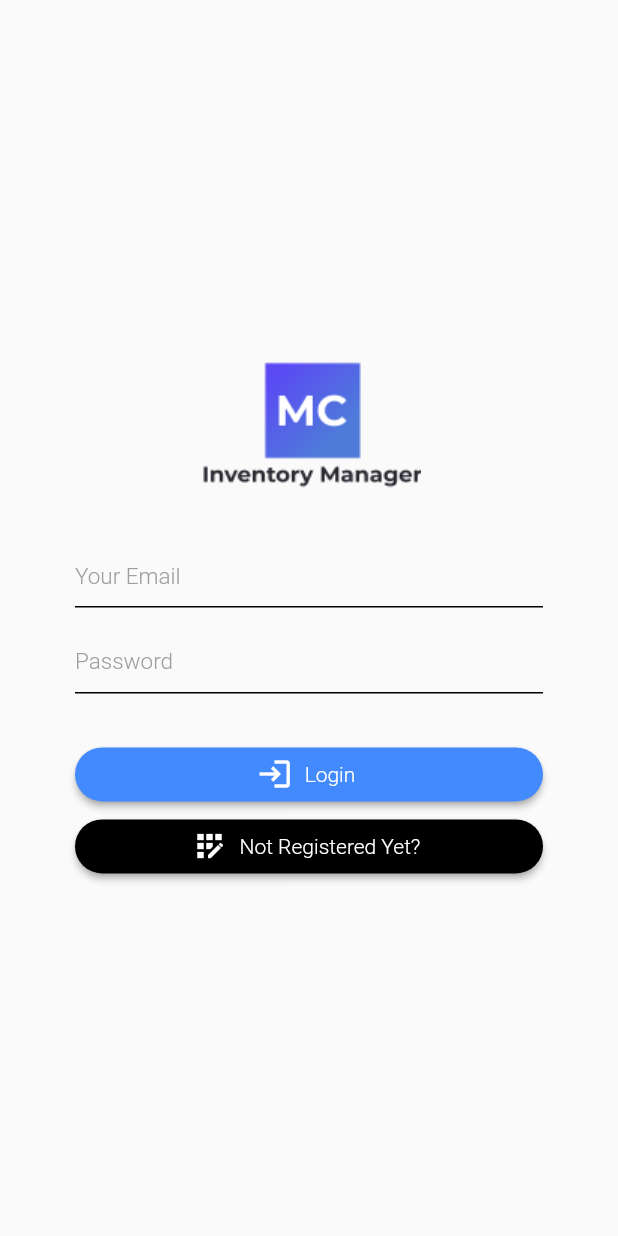
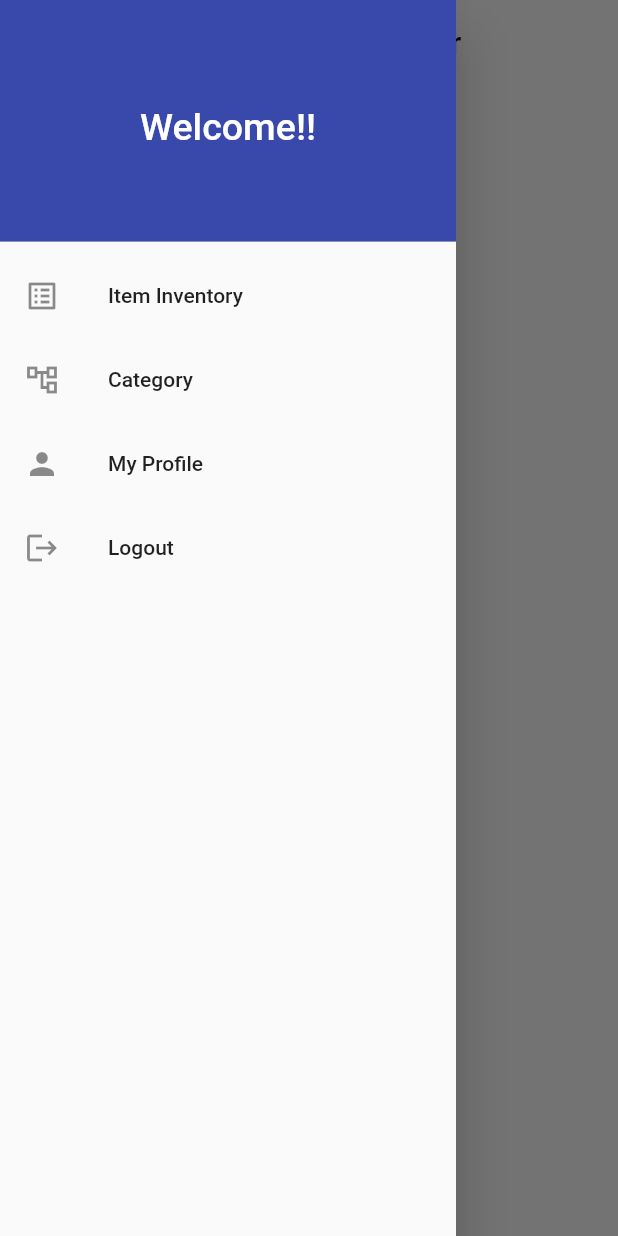
Before and after one commit to FS-Dev-Haus/mcmobapp, a Flutter app: the screen it shows after launch, with the side drawer open (before the commit the screen has no drawer), on a phone screen of 412 x 824 dp. Run offline on Flutter 3.47's test engine with Material 2 defaults, Android fonts, the phone set to English and light mode, and no system bars; our stand-ins replace device_info, shared_preferences.

Commit message:
Design side navbar layout

```diff
--- a/lib/main.dart
+++ b/lib/main.dart
@@ -1,5 +1,6 @@
 import 'package:flutter/material.dart';
 import 'package:mcmobapp/pages/auth/login.dart';
+import 'package:mcmobapp/pages/dashboard/dashboard.dart';
 
 void main() {
   runApp(MyApp());
@@ -15,7 +16,7 @@ class MyApp extends StatelessWidget {
         primaryColor: Colors.white,
         primarySwatch: Colors.blue,
       ),
-      home: LoginForm(),
+      home: DashboardApp(),
     );
   }
 }
--- a/lib/pages/dashboard/dashboard.dart
+++ b/lib/pages/dashboard/dashboard.dart
@@ -0,0 +1,40 @@
+import 'package:flutter/material.dart';
+import 'package:mcmobapp/pages/layouts/sidedrawer.dart';
+
+class DashboardApp extends StatelessWidget {
+  @override
+  Widget build(BuildContext context) {
+    return MaterialApp(
+      home: Dashboard(),
+    );
+  }
+}
+
+class Dashboard extends StatefulWidget {
+  const Dashboard({ Key? key }) : super(key: key);
+
+  @override
+  _DashboardState createState() => _DashboardState();
+}
+
+class _DashboardState extends State<Dashboard> {
+  @override
+  Widget build(BuildContext context) {
+    return Scaffold(
+      drawer: SideDrawer(),
+      appBar: AppBar(
+        iconTheme: IconThemeData(color: Colors.black),
+        elevation: 0,
+        title: Text(
+          'MC Inventory Manager',
+          style: TextStyle(color: Colors.black),
+        ),
+        centerTitle: true,
+        backgroundColor: Colors.transparent,
+      ),
+      body: Center(
+        child: Text('Dashboard'),
+      ),
+    );
+  }
+}
--- /dev/null
+++ b/lib/pages/layouts/sidedrawer.dart
@@ -0,0 +1,50 @@
+import 'package:flutter/material.dart';
+
+class SideDrawer extends StatelessWidget {
+  const SideDrawer({ Key? key }) : super(key: key);
+
+  @override
+  Widget build(BuildContext context) {
+    return Drawer(
+      child: Column(
+        children: [
+          DrawerHeader(
+            child: Center(
+              child: Text(
+                'Welcome!!',
+                textAlign: TextAlign.center,
+                style: TextStyle(
+                  color: Colors.white,
+                  fontSize: 25
+                ),
+              ),
+            ),
+            decoration: BoxDecoration(
+              color: Colors.indigo[600]
+            ),
+          ),
+          ListTile(
+            leading: Icon(Icons.list_alt),
+            title: Text('Item Inventory'),
+            onTap: (){},
+          ),
+          ListTile(
+            leading: Icon(Icons.account_tree_outlined),
+            title: Text('Category'),
+            onTap: (){},
+          ),
+          ListTile(
+            leading: Icon(Icons.person),
+            title: Text('My Profile'),
+            onTap: (){},
+          ),
+          ListTile(
+            leading: Icon(Icons.logout),
+            title: Text('Logout'),
+            onTap: (){},
+          ),
+        ],
+      ),
+    );
+  }
+}
```
